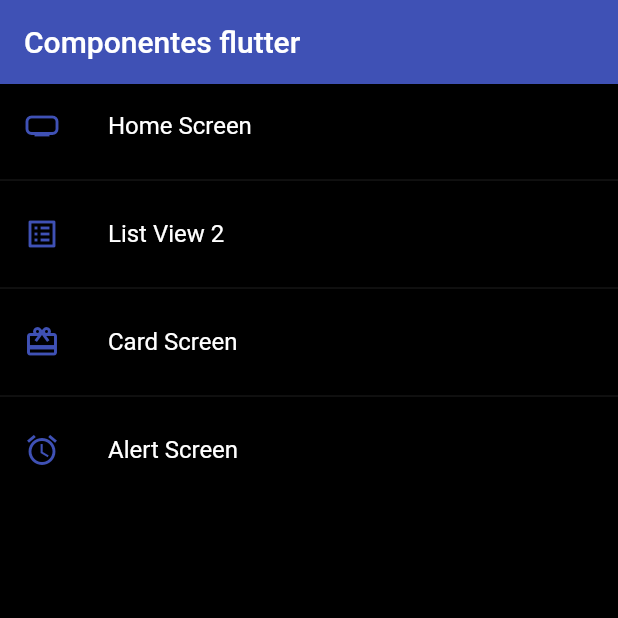
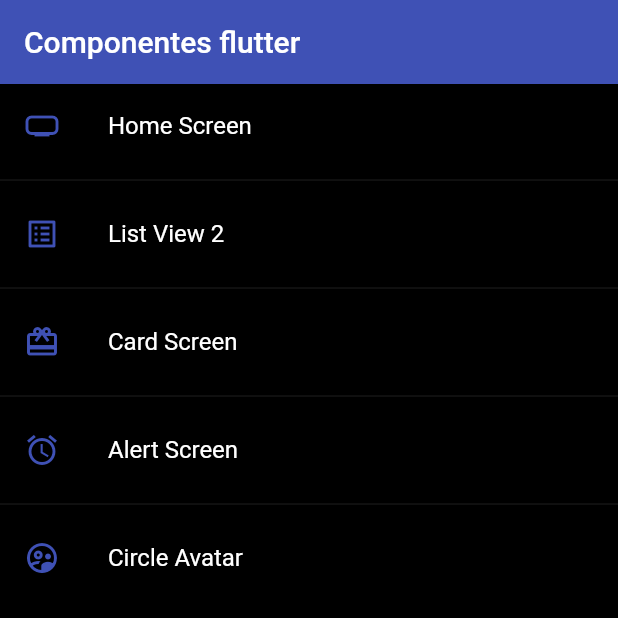
Before and after one commit to mcelis/flutterComponentsTest, a Flutter app: the screen it shows after launch, on a phone screen of 412 x 824 dp, the top half of it. Run offline on Flutter 3.47's test engine with Material 2 defaults, Android fonts, the phone set to English and light mode, and no system bars.

Commit message:
Widget Circle Avatar

```diff
--- a/lib/routes/app_routes.dart
+++ b/lib/routes/app_routes.dart
@@ -26,7 +26,12 @@ class AppRoutes {
         route: 'alert_screen',
         icon: Icons.alarm,
         name: "Alert Screen",
-        screen: const AlertScreen())
+        screen: const AlertScreen()),
+    MenuOption(
+        route: 'avatar',
+        icon: Icons.supervised_user_circle_outlined,
+        name: "Circle Avatar",
+        screen: const AvatarScreen())
   ];
 
   static Map<String, Widget Function(BuildContext)> getAppRoutes() {
--- a/lib/screens/screens.dart
+++ b/lib/screens/screens.dart
@@ -1,5 +1,5 @@
+export 'package:fl_components/screens/avatar_screen.dart';
 export 'package:fl_components/screens/home_screen.dart';
-
 export 'package:fl_components/screens/alert_screen.dart';
 export 'package:fl_components/screens/card_screen.dart';
 export 'package:fl_components/screens/listview2_screen.dart';
```
Also changed, not shown: lib/screens/avatar_screen.dart (added, +30 -0 lines).
